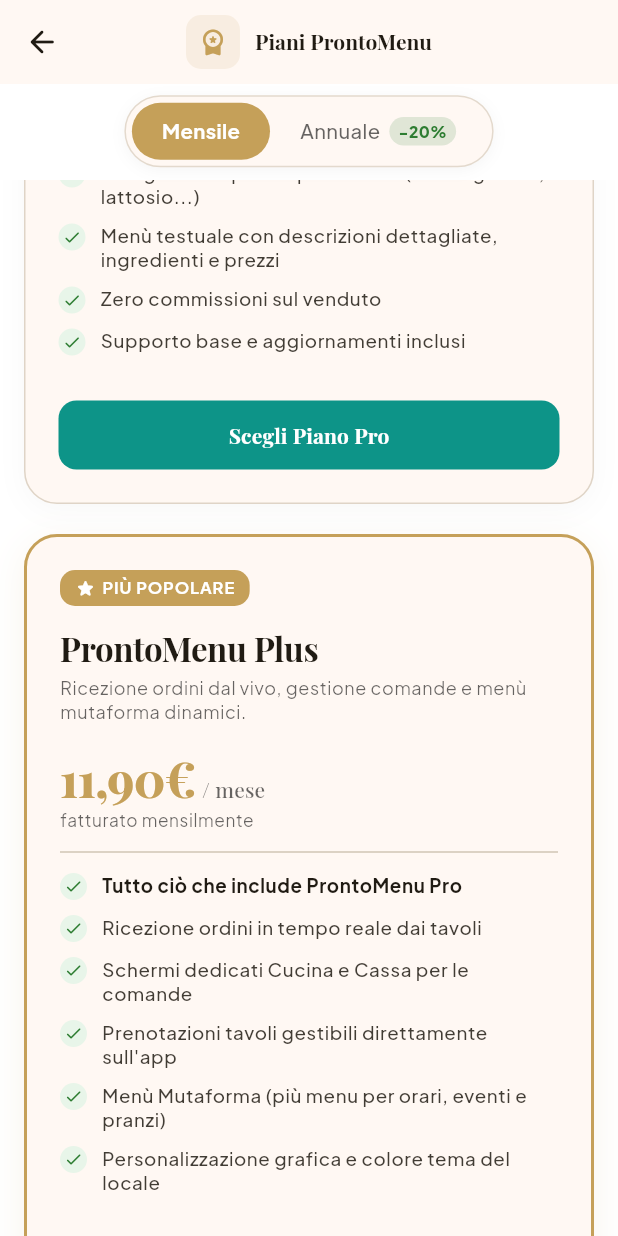
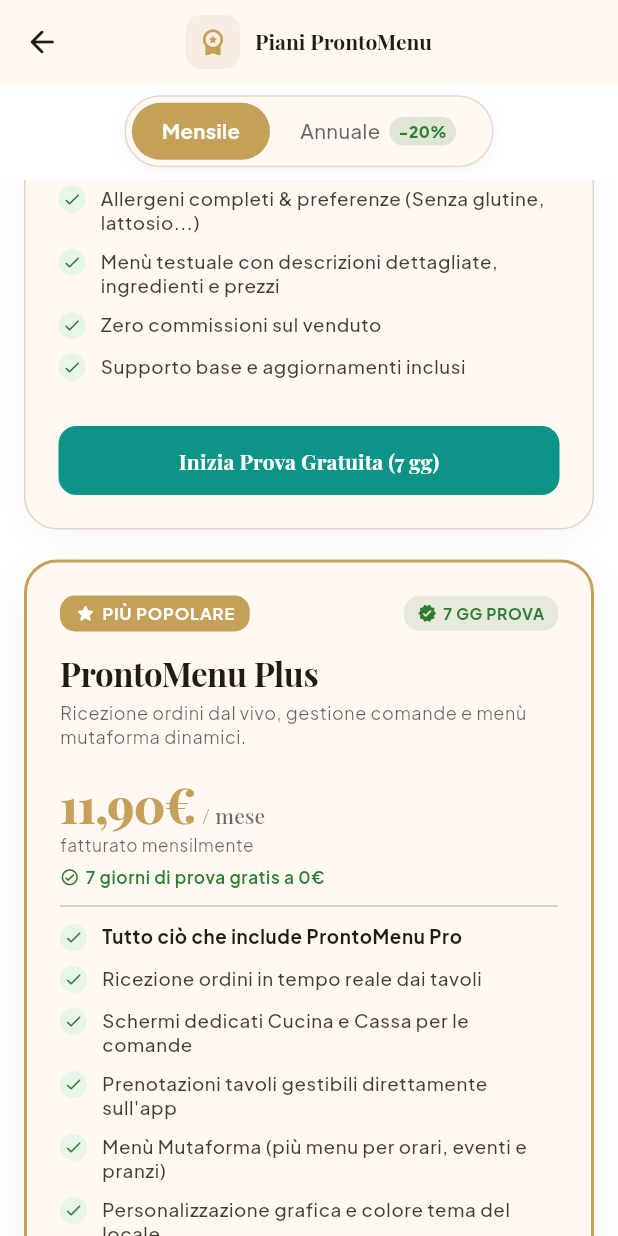
Before and after one commit to SyntaxStudiof/pronto_menu, a Flutter app: the screen it shows once a user with an empty profile is signed in, scrolled down 576 dp, on a phone screen of 412 x 824 dp. Run offline on Flutter 3.47's test engine with Material 3 defaults, Android fonts, the phone set to English and light mode, and no system bars; drawn by our look-alikes of auto_size_text; our stand-ins replace badges, cached_network_image, cloud_firestore, cloud_functions, dropdown_button2, easy_debounce and 22 more; missing offline and left inert: json_path, mime_type, styled_divider; accounts and stored records are empty; network calls fail; statements that could not run were skipped.

Commit message:
feat: include 7 days free trial on all subscription tiers

```diff
--- a/lib/abbonamento/abbonamento_widget.dart
+++ b/lib/abbonamento/abbonamento_widget.dart
@@ -255,6 +255,7 @@
     final theme = Theme.of(context);
     final canPop = Navigator.of(context).canPop();
     final isAnnual = _model.billingInterval == 'annuale';
+    final haUsatoProva = valueOrDefault<bool>(currentUserDocument?.haUsatoProva, false);
 
     return GestureDetector(
       onTap: () {
@@ -481,11 +482,11 @@
                                   child: Row(
                                     crossAxisAlignment: CrossAxisAlignment.stretch,
                                     children: [
-                                      Expanded(child: _buildCardPro(theme, isAnnual)),
+                                      Expanded(child: _buildCardPro(theme, isAnnual, haUsatoProva)),
                                       const SizedBox(width: 16.0),
-                                      Expanded(child: _buildCardPlus(theme, isAnnual)),
+                                      Expanded(child: _buildCardPlus(theme, isAnnual, haUsatoProva)),
                                       const SizedBox(width: 16.0),
-                                      Expanded(child: _buildCardUltra(theme, isAnnual)),
+                                      Expanded(child: _buildCardUltra(theme, isAnnual, haUsatoProva)),
                                     ],
                                   ),
                                 );
@@ -494,11 +495,11 @@
                               // Su mobile / schermi compatti: lista verticale di card
                               return Column(
                                 children: [
-                                  _buildCardPro(theme, isAnnual),
+                                  _buildCardPro(theme, isAnnual, haUsatoProva),
                                   const SizedBox(height: 20.0),
-                                  _buildCardPlus(theme, isAnnual),
+                                  _buildCardPlus(theme, isAnnual, haUsatoProva),
                                   const SizedBox(height: 20.0),
-                                  _buildCardUltra(theme, isAnnual),
+                                  _buildCardUltra(theme, isAnnual, haUsatoProva),
                                 ],
                               );
                             },
@@ -528,7 +529,7 @@
                                 const SizedBox(width: 10.0),
                                 Expanded(
                                   child: Text(
-                                    'Nessun vincolo contrattuale • Disdici quando vuoi in un click • 0% commissioni sul venduto',
+                                    '7 giorni di prova gratuita su tutti i piani • Disdici quando vuoi in un click • 0% commissioni',
                                     style: theme.textTheme.bodySmall?.copyWith(
                                       color: theme.hintColor,
                                       height: 1.3,
@@ -606,7 +607,7 @@
   }
 
   // ─── CARD 1: PRONTOMENU PRO ─────────────────────────────────────────────
-  Widget _buildCardPro(ThemeData theme, bool isAnnual) {
+  Widget _buildCardPro(ThemeData theme, bool isAnnual, bool haUsatoProva) {
     const accentColor = Color(0xFF0D9488); // Teal
     final price = isAnnual ? '69,90€' : '6,90€';
     final period = isAnnual ? '/ anno' : '/ mese';
@@ -649,6 +650,29 @@
                     fontWeight: FontWeight.bold,
                     letterSpacing: 0.6,
                   ),
+                ),
+              ),
+              Container(
+                padding: const EdgeInsets.symmetric(horizontal: 9.0, vertical: 4.0),
+                decoration: BoxDecoration(
+                  color: const Color(0xFF2E7D32).withValues(alpha: 0.12),
+                  borderRadius: BorderRadius.circular(10.0),
+                ),
+                child: const Row(
+                  mainAxisSize: MainAxisSize.min,
+                  children: [
+                    Icon(Icons.verified_rounded, color: Color(0xFF2E7D32), size: 13.0),
+                    SizedBox(width: 4.0),
+                    Text(
+                      '7 GG PROVA',
+                      style: TextStyle(
+                        color: Color(0xFF2E7D32),
+                        fontSize: 10.5,
+                        fontWeight: FontWeight.bold,
+                        letterSpacing: 0.4,
+                      ),
+                    ),
+                  ],
                 ),
               ),
             ],
@@ -699,7 +723,28 @@
               fontSize: 11.5,
             ),
           ),
-          const Divider(height: 28.0),
+          const SizedBox(height: 6.0),
+          Row(
+            children: [
+              const Icon(
+                Icons.check_circle_outline_rounded,
+                size: 13.0,
+                color: Color(0xFF2E7D32),
+              ),
+              const SizedBox(width: 4.0),
+              Text(
+                haUsatoProva
+                    ? 'Attivazione immediata'
+                    : '7 giorni di prova gratis a 0€',
+                style: theme.textTheme.bodySmall?.copyWith(
+                  color: const Color(0xFF2E7D32),
+                  fontSize: 11.5,
+                  fontWeight: FontWeight.w600,
+                ),
+              ),
+            ],
+          ),
+          const Divider(height: 24.0),
           _buildCheckItem(theme, 'Menu Digitale QR Code nativo per i tavoli'),
           _buildCheckItem(theme, 'Categorie e sottocategorie illimitate'),
           _buildCheckItem(theme, 'Allergeni completi & preferenze (Senza glutine, lattosio...)'),
@@ -713,7 +758,7 @@
               tierName: 'ProntoMenu Pro',
               priceFormatted: '$price $period',
             ),
-            text: 'Scegli Piano Pro',
+            text: !haUsatoProva ? 'Inizia Prova Gratuita (7 gg)' : 'Scegli Piano Pro',
             options: FFButtonOptions(
               height: 46.0,
               color: accentColor,
@@ -731,7 +776,7 @@
   }
 
   // ─── CARD 2: PRONTOMENU PLUS (CONSIGLIATO) ──────────────────────────────
-  Widget _buildCardPlus(ThemeData theme, bool isAnnual) {
+  Widget _buildCardPlus(ThemeData theme, bool isAnnual, bool haUsatoProva) {
     final price = isAnnual ? '109,90€' : '11,90€';
     final period = isAnnual ? '/ anno' : '/ mese';
     final subtitlePrice = isAnnual ? 'equivale a 9,15€ al mese' : 'fatturato mensilmente';
@@ -778,6 +823,29 @@
                         fontSize: 11.0,
                         fontWeight: FontWeight.bold,
                         letterSpacing: 0.6,
+                      ),
+                    ),
+                  ],
+                ),
+              ),
+              Container(
+                padding: const EdgeInsets.symmetric(horizontal: 9.0, vertical: 4.0),
+                decoration: BoxDecoration(
+                  color: const Color(0xFF2E7D32).withValues(alpha: 0.12),
+                  borderRadius: BorderRadius.circular(10.0),
+                ),
+                child: const Row(
+                  mainAxisSize: MainAxisSize.min,
+                  children: [
+                    Icon(Icons.verified_rounded, color: Color(0xFF2E7D32), size: 13.0),
+                    SizedBox(width: 4.0),
+                    Text(
+                      '7 GG PROVA',
+                      style: TextStyle(
+                        color: Color(0xFF2E7D32),
+                        fontSize: 10.5,
+                        fontWeight: FontWeight.bold,
+                        letterSpacing: 0.4,
                       ),
                     ),
                   ],
@@ -832,7 +900,28 @@
               fontSize: 11.5,
             ),
           ),
-          const Divider(height: 28.0),
+          const SizedBox(height: 6.0),
+          Row(
+            children: [
+              const Icon(
+                Icons.check_circle_outline_rounded,
+                size: 13.0,
+                color: Color(0xFF2E7D32),
+              ),
+              const SizedBox(width: 4.0),
+              Text(
+                haUsatoProva
+                    ? 'Attivazione immediata'
+                    : '7 giorni di prova gratis a 0€',
+                style: theme.textTheme.bodySmall?.copyWith(
+                  color: const Color(0xFF2E7D32),
+                  fontSize: 11.5,
+                  fontWeight: FontWeight.w600,
+                ),
+              ),
+            ],
+          ),
+          const Divider(height: 24.0),
           _buildCheckItem(theme, 'Tutto ciò che include ProntoMenu Pro', isBold: true),
           _buildCheckItem(theme, 'Ricezione ordini in tempo reale dai tavoli'),
           _buildCheckItem(theme, 'Schermi dedicati Cucina e Cassa per le comande'),
@@ -846,7 +935,7 @@
               tierName: 'ProntoMenu Plus',
               priceFormatted: '$price $period',
             ),
-            text: 'Scegli Piano Plus ⭐',
+            text: !haUsatoProva ? 'Inizia Prova Gratuita (7 gg) ⭐' : 'Scegli Piano Plus ⭐',
             options: FFButtonOptions(
               height: 46.0,
               color: primaryColor,
@@ -864,7 +953,7 @@
   }
 
   // ─── CARD 3: PRONTOMENU ULTRA (TUTTO INCLUSO) ───────────────────────────
-  Widget _buildCardUltra(ThemeData theme, bool isAnnual) {
+  Widget _buildCardUltra(ThemeData theme, bool isAnnual, bool haUsatoProva) {
     const accentColor = Color(0xFF7C3AED); // Purple
     final price = isAnnual ? '289,90€' : '29,90€';
     final period = isAnnual ? '/ anno' : '/ mese';
@@ -911,6 +1000,29 @@
                         fontSize: 11.0,
                         fontWeight: FontWeight.bold,
                         letterSpacing: 0.6,
+                      ),
+                    ),
+                  ],
+                ),
+              ),
+              Container(
+                padding: const EdgeInsets.symmetric(horizontal: 8.0, vertical: 4.0),
+                decoration: BoxDecoration(
+                  color: const Color(0xFF2E7D32).withValues(alpha: 0.12),
+                  borderRadius: BorderRadius.circular(8.0),
+                ),
+                child: const Row(
+                  mainAxisSize: MainAxisSize.min,
+                  children: [
+                    Icon(Icons.verified_rounded, color: Color(0xFF2E7D32), size: 13.0),
+                    SizedBox(width: 4.0),
+                    Text(
+                      '7 GG PROVA',
+                      style: TextStyle(
+                        color: Color(0xFF2E7D32),
+                        fontSize: 10.5,
+                        fontWeight: FontWeight.bold,
+                        letterSpacing: 0.4,
                       ),
                     ),
                   ],
@@ -965,7 +1077,28 @@
               fontSize: 11.5,
             ),
           ),
-          const Divider(height: 28.0),
+          const SizedBox(height: 6.0),
+          Row(
+            children: [
+              const Icon(
+                Icons.check_circle_outline_rounded,
+                size: 13.0,
+                color: Color(0xFF2E7D32),
+              ),
+              const SizedBox(width: 4.0),
+              Text(
+                haUsatoProva
+                    ? 'Attivazione immediata'
+                    : '7 giorni di prova gratis a 0€',
+                style: theme.textTheme.bodySmall?.copyWith(
+                  color: const Color(0xFF2E7D32),
+                  fontSize: 11.5,
+                  fontWeight: FontWeight.w600,
+                ),
+              ),
+            ],
+          ),
+          const Divider(height: 24.0),
           _buildCheckItem(theme, 'Tutto ciò che include ProntoMenu Plus', isBold: true),
           _buildCheckItem(theme, 'Foto piatti in alta risoluzione sul menù digitale', isBold: true),
           _buildCheckItem(theme, 'Jukebox Digitale per richieste musicali dei clienti'),
@@ -980,7 +1113,7 @@
               tierName: 'ProntoMenu Ultra',
               priceFormatted: '$price $period',
             ),
-            text: 'Scegli Piano Ultra 👑',
+            text: !haUsatoProva ? 'Inizia Prova Gratuita (7 gg) 👑' : 'Scegli Piano Ultra 👑',
             options: FFButtonOptions(
               height: 46.0,
               color: accentColor,
```
Also changed, not shown: 1 other file.
